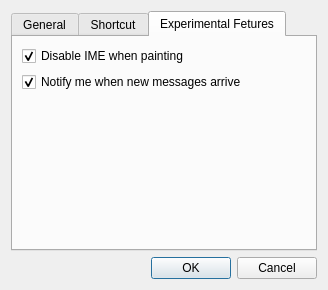
First picture: the form in src/painttyDesktop/widgets/configuredialog.ui, repository liuyanghejerry/painttyWidget, before the edit.
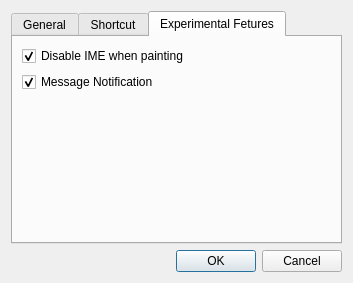
Second picture: the form after the edit. The open tabs and pages were chosen to show the change.

Commit message: add: partial settings.

Diff of the .ui file:
```diff
--- a/src/painttyDesktop/widgets/configuredialog.ui
+++ b/src/painttyDesktop/widgets/configuredialog.ui
@@ -2,6 +2,14 @@
 <ui version="4.0">
  <class>ConfigureDialog</class>
  <widget class="QDialog" name="ConfigureDialog">
+  <property name="geometry">
+   <rect>
+    <x>0</x>
+    <y>0</y>
+    <width>353</width>
+    <height>283</height>
+   </rect>
+  </property>
   <property name="windowTitle">
    <string>Configuration</string>
   </property>
@@ -80,7 +88,7 @@
        <item>
         <widget class="QCheckBox" name="checkBox_2">
          <property name="text">
-          <string>Notify me when new messages arrive</string>
+          <string>Message Notification</string>
          </property>
          <property name="checked">
           <bool>true</bool>
```
Left out of the diff: 7 changed lines with no effect on the pictures. The commit also changes 2 other files.
